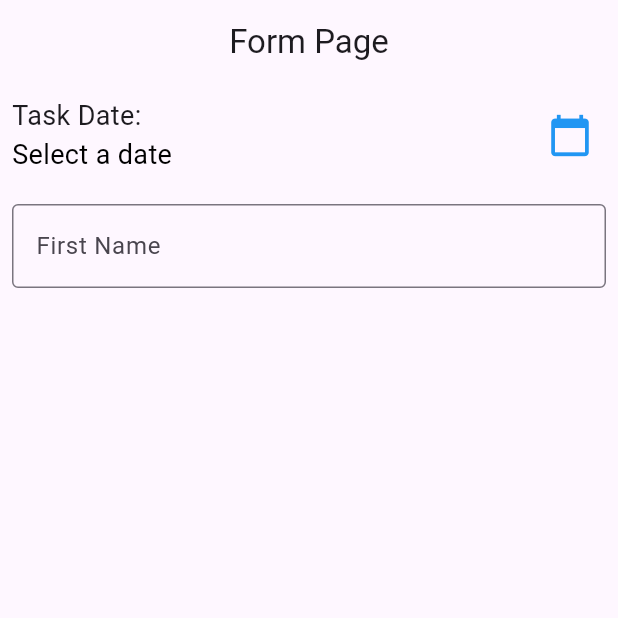
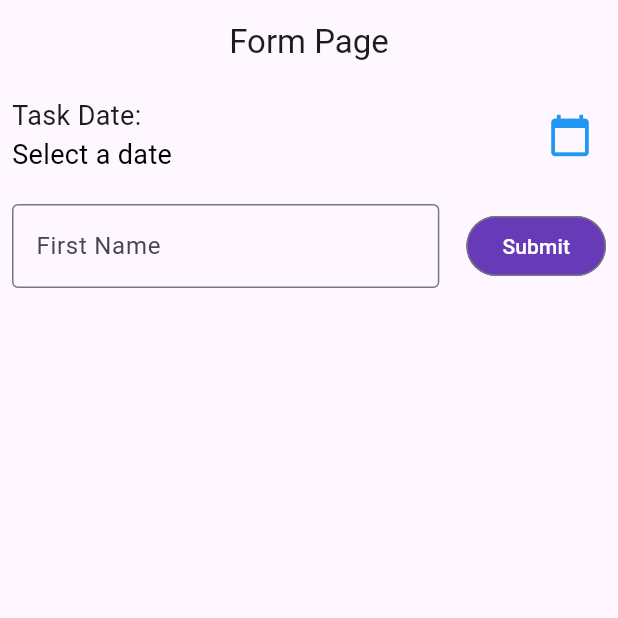
Before and after one commit to YusvanTriAtmojo/TodoApp_0082, a Flutter app: the screen it shows after launch, on a phone screen of 412 x 824 dp, the top half of it. Run offline on Flutter 3.47's test engine with Material 3 defaults, Android fonts, the phone set to English and light mode, and no system bars.

Commit message:
Membuat button submit untuk addData dengan kondisinya

```diff
--- a/lib/statefull_form.dart
+++ b/lib/statefull_form.dart
@@ -201,6 +201,24 @@ class _StatefullFormState extends State<StatefullForm> {
                         ),
                       ),
                     ),
+                    SizedBox(width: 18),
+                    OutlinedButton(
+                      onPressed: () {
+                        setState(() {
+                          if (pilihDateTime == null) {
+                            dateTime = true;
+                          }
+                        });
+                        if (key.currentState!.validate() && pilihDateTime != null) {
+                          addData();
+                        }
+                      },
+                      style: OutlinedButton.styleFrom(
+                        foregroundColor: Colors.white,
+                        backgroundColor: Colors.deepPurple,
+                      ),
+                      child: Text('Submit'),
+                    ),
                   ],
                 ),
               ),
```
